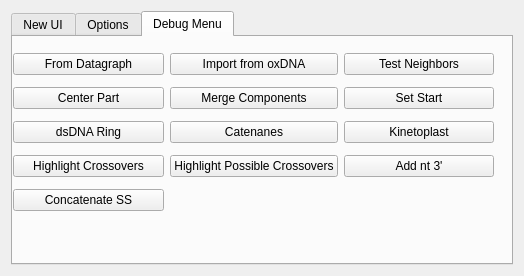
Above: AdenitaCoreSE/form/SEAdenitaCoreSEAppGUI.ui from edellano/Adenita-SAMSON-Edition before the change. Below: the same form after it.
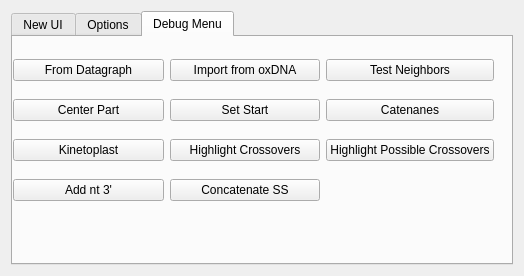
That is the form after the change.

Diff of the .ui file:
```diff
--- a/AdenitaCoreSE/form/SEAdenitaCoreSEAppGUI.ui
+++ b/AdenitaCoreSE/form/SEAdenitaCoreSEAppGUI.ui
@@ -280,20 +280,6 @@
             </property>
            </widget>
           </item>
-          <item row="1" column="2">
-           <widget class="QPushButton" name="btnSetStart">
-            <property name="text">
-             <string>Set Start</string>
-            </property>
-           </widget>
-          </item>
-          <item row="1" column="1">
-           <widget class="QPushButton" name="btnMergeComponents">
-            <property name="text">
-             <string>Merge Components</string>
-            </property>
-           </widget>
-          </item>
           <item row="0" column="1">
            <widget class="QPushButton" name="btnOxDNAImport">
             <property name="text">
@@ -301,49 +287,49 @@
             </property>
            </widget>
           </item>
-          <item row="2" column="2">
+          <item row="1" column="1">
+           <widget class="QPushButton" name="btnSetStart">
+            <property name="text">
+             <string>Set Start</string>
+            </property>
+           </widget>
+          </item>
+          <item row="1" column="2">
+           <widget class="QPushButton" name="btnCatenanes">
+            <property name="text">
+             <string>Catenanes</string>
+            </property>
+           </widget>
+          </item>
+          <item row="2" column="0">
            <widget class="QPushButton" name="btnKinetoplast">
             <property name="text">
              <string>Kinetoplast</string>
             </property>
            </widget>
           </item>
-          <item row="2" column="0">
-           <widget class="QPushButton" name="btnDSRing">
-            <property name="text">
-             <string>dsDNA Ring</string>
-            </property>
-           </widget>
-          </item>
           <item row="2" column="1">
-           <widget class="QPushButton" name="btnCatenanes">
-            <property name="text">
-             <string>Catenanes</string>
-            </property>
-           </widget>
-          </item>
-          <item row="3" column="0">
            <widget class="QPushButton" name="btnHighlightCrossovers">
             <property name="text">
              <string>Highlight Crossovers</string>
             </property>
            </widget>
           </item>
-          <item row="3" column="1">
+          <item row="2" column="2">
            <widget class="QPushButton" name="btnHighlightPosXOs">
             <property name="text">
              <string>Highlight Possible Crossovers</string>
             </property>
            </widget>
           </item>
-          <item row="3" column="2">
+          <item row="3" column="0">
            <widget class="QPushButton" name="btnAddNtThreeP">
             <property name="text">
              <string>Add nt 3'</string>
             </property>
            </widget>
           </item>
-          <item row="4" column="0">
+          <item row="3" column="1">
            <widget class="QPushButton" name="btnConcatStrands">
             <property name="text">
              <string>Concatenate SS</string>
```
Left out of the diff: 33 changed lines with no effect on the pictures.
